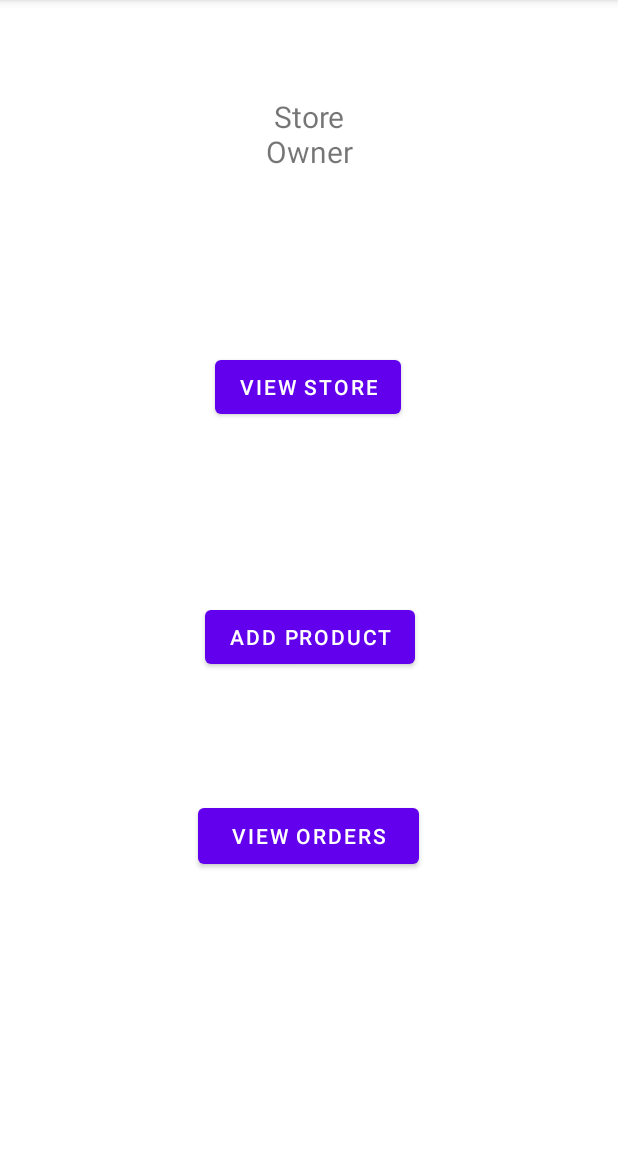
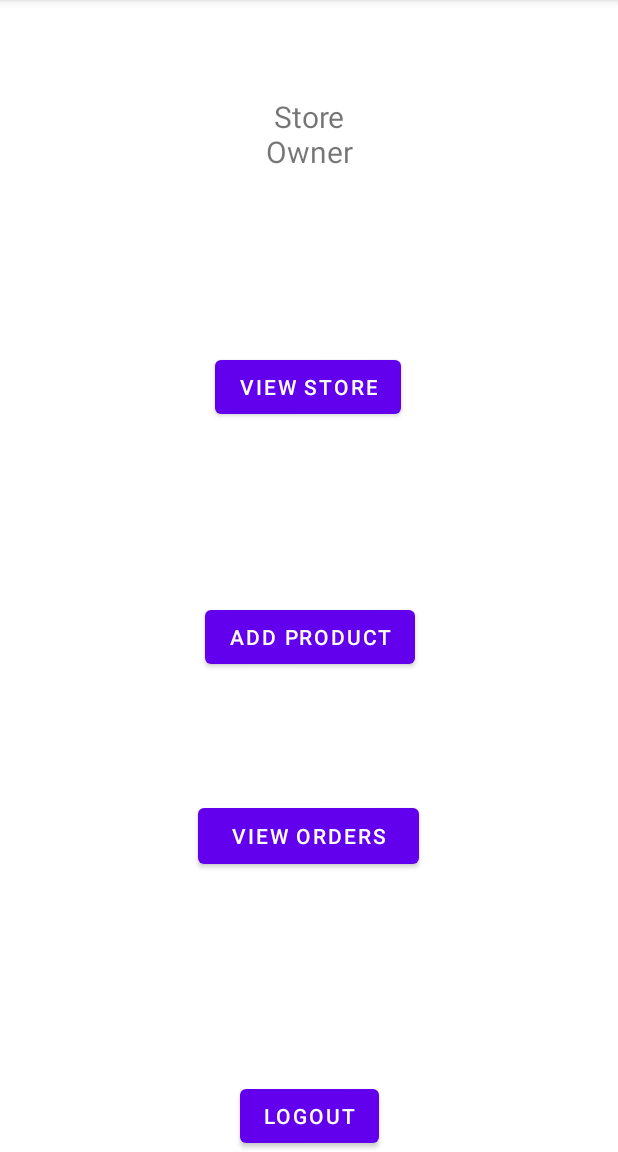
Before and after one commit to muntaqamahmood/eStoreFront, an Android app: the OwnerLanding screen opened directly, with no data from a screen before it, on a phone screen of 412 x 824 dp, the part 84-1236 px from its top. Run offline under Robolectric (Android 15) with nearby library versions, the phone set to English and light mode, and no system bars.

Commit message:
Muntaqa added a LogOut Button for both Customer and StoreOwner side where the button take them to the MainActivity(sign in) Page
added two LogOut Buttons for both Customer and StoreOwner side where the button take them to the MainActivity(sign in) Page

```diff
--- a/app/src/main/java/com/example/b07project/Customer_Landing.java
+++ b/app/src/main/java/com/example/b07project/Customer_Landing.java
@@ -2,7 +2,6 @@ package com.example.b07project;
 
 import android.content.Intent;
 import android.os.Bundle;
-import android.util.Log;
 import android.view.View;
 import android.widget.TextView;
 
@@ -38,4 +37,8 @@ public class Customer_Landing extends AppCompatActivity {
         intent.putExtra("account", customer);
         startActivity(intent);
     }
+    public void customerLogOut(View v){
+        Intent intent = new Intent(Customer_Landing.this, MainActivity.class);
+        startActivity(intent);
+    }
 }
--- a/app/src/main/java/com/example/b07project/OwnerLanding.java
+++ b/app/src/main/java/com/example/b07project/OwnerLanding.java
@@ -50,4 +50,8 @@ public class OwnerLanding extends AppCompatActivity {
         intent.putExtra("account", owner);
         startActivity(intent);
     }
+    public void storeOwnerLogOut(View view){
+        Intent intent = new Intent(OwnerLanding.this, MainActivity.class);
+        startActivity(intent);
+    }
 }
--- a/app/src/main/res/layout/activity_owner_landing.xml
+++ b/app/src/main/res/layout/activity_owner_landing.xml
@@ -62,4 +62,14 @@
         app:layout_constraintStart_toStartOf="parent"
         app:layout_constraintTop_toBottomOf="@+id/button3" />
 
+    <Button
+        android:id="@+id/button2"
+        android:layout_width="wrap_content"
+        android:layout_height="wrap_content"
+        android:onClick="storeOwnerLogOut"
+        android:text="LogOut"
+        app:layout_constraintBottom_toBottomOf="parent"
+        app:layout_constraintEnd_toEndOf="parent"
+        app:layout_constraintStart_toStartOf="parent" />
+
 </androidx.constraintlayout.widget.ConstraintLayout>
```
Also changed, not shown: app/src/main/res/layout/activity_customer_landing.xml (+10 -0 lines).
